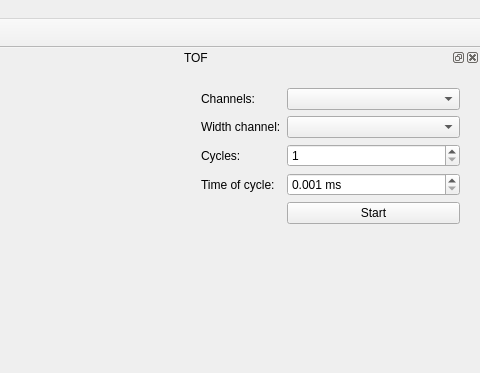
tre3k/spectrometer, file ui/spectrometer-client/mainwindow.ui: the form before one commit; both pictures show x 684 to 1164 and y 0 to 373 of the 1164 by 743 pixel window.
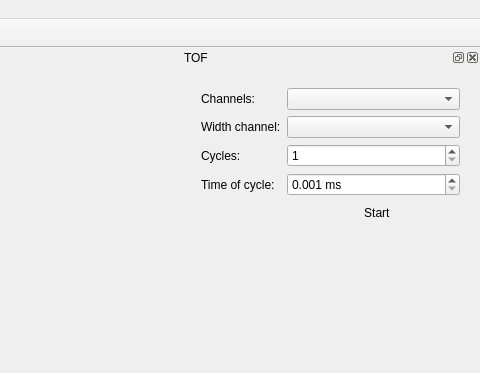
The form after the commit. Icons and pictures are not drawn.

```diff
--- a/ui/spectrometer-client/mainwindow.ui
+++ b/ui/spectrometer-client/mainwindow.ui
@@ -153,7 +153,20 @@
       <item row="4" column="1">
        <widget class="QPushButton" name="pushButtonTOFStart">
         <property name="text">
-         <string>Start</string>
+         <string>  Start</string>
+        </property>
+        <property name="icon">
+         <iconset resource="resources.qrc">
+          <normaloff>:/play.svg</normaloff>:/play.svg</iconset>
+        </property>
+        <property name="iconSize">
+         <size>
+          <width>20</width>
+          <height>20</height>
+         </size>
+        </property>
+        <property name="flat">
+         <bool>true</bool>
         </property>
        </widget>
       </item>
```
